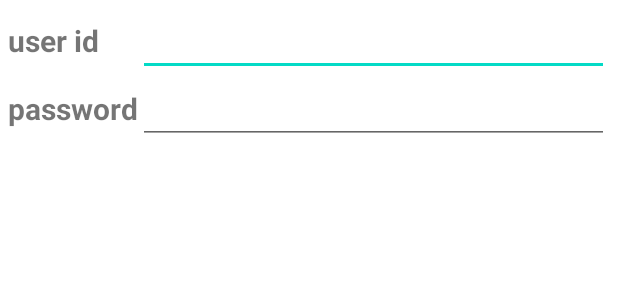
After one commit to strawberryroll/Team_Realtime, an Android app: the layout signup.xml on its own in the app's theme, with its tools: preview values and no code run, on a phone screen of 412 x 824 dp. The commit adds this screen. Shown: the top 300 px of the screen. Run offline under Robolectric (Android 15) with nearby library versions, the phone set to English and light mode, and no system bars.

Commit message:
Feat: 회원가입창 추가

```diff
--- /dev/null
+++ b/Table_List/app/src/main/res/layout/signup.xml
@@ -0,0 +1,53 @@
+<?xml version="1.0" encoding="utf-8"?>
+<LinearLayout xmlns:android="http://schemas.android.com/apk/res/android"
+    xmlns:app="http://schemas.android.com/apk/res-auto"
+    xmlns:tools="http://schemas.android.com/tools"
+    android:layout_width="match_parent"
+    android:layout_height="match_parent"
+    android:layout_margin="5dp"
+    android:orientation="vertical"
+    tools:context=".MainActivity">
+    <TableLayout
+        android:layout_width="match_parent"
+        android:layout_height="match_parent"
+        android:stretchColumns="1,2,3">
+        <TableRow
+            android:layout_width="match_parent"
+            android:layout_height="match_parent">
+            <TextView
+                android:id="@+id/textView3"
+                android:layout_width="wrap_content"
+                android:layout_height="wrap_content"
+                android:layout_marginEnd="10dp"
+                android:text="user id"
+                android:textSize="20sp"
+                android:textStyle="bold" />
+            <EditText
+                android:id="@+id/useridEditText2"
+                android:layout_width="wrap_content"
+                android:layout_height="wrap_content"
+                android:layout_span="3"
+                android:ems="10"
+                android:inputType="text" />
+        </TableRow>
+        <TableRow
+            android:layout_width="match_parent"
+            android:layout_height="match_parent">
+            <TextView
+                android:id="@+id/textView4"
+                android:layout_width="wrap_content"
+                android:layout_height="wrap_content"
+                android:text="password"
+                android:textSize="20sp"
+                android:textStyle="bold" />
+            <EditText
+                android:id="@+id/passwordEditText2"
+                android:layout_width="wrap_content"
+                android:layout_height="wrap_content"
+                android:layout_span="3"
+                android:ems="10"
+                android:inputType="textPassword" />
+        </TableRow>
+
+    </TableLayout>
+</LinearLayout>
```
Also changed, not shown: Table_List/app/src/main/java/com/example/table_list/EntryActivity.kt (+42 -0 lines).
